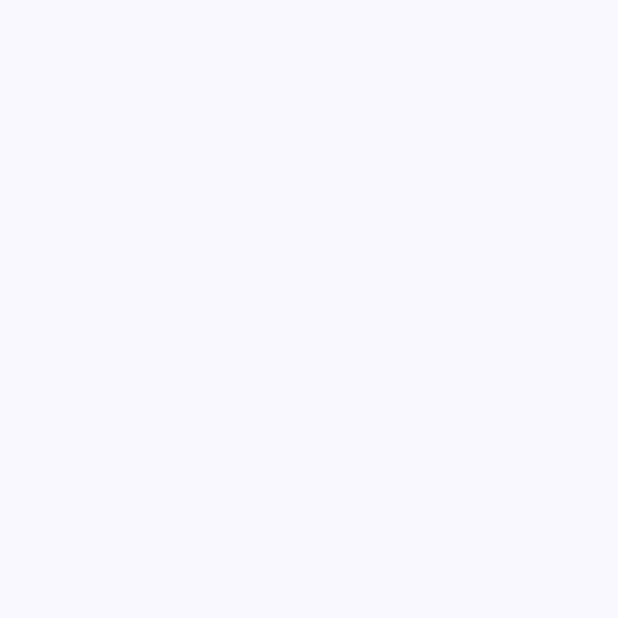
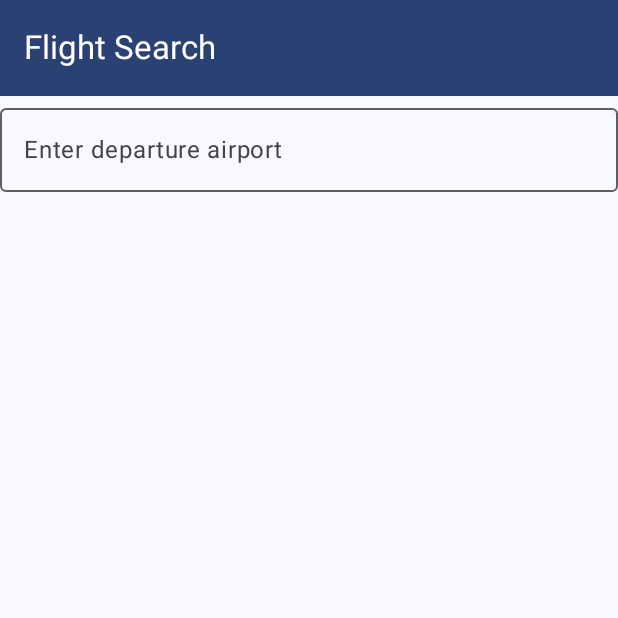
Before and after one commit to AntonVzdor/PracticalWork, an Android app built with Jetpack Compose: the screen it shows after launch (MainActivity), on a phone screen of 412 x 824 dp, the top half of it. Before the commit the part shown is empty. Run offline under Robolectric (Android 15) with nearby library versions, the phone set to English and light mode, and no system bars.

Commit message:
16 практическая. начало. первые наброски UI.

```diff
--- a/app/src/main/java/com/example/practicalwork/MainActivity.kt
+++ b/app/src/main/java/com/example/practicalwork/MainActivity.kt
@@ -8,6 +8,7 @@ import androidx.compose.foundation.layout.fillMaxSize
 import androidx.compose.material3.MaterialTheme
 import androidx.compose.material3.Surface
 import androidx.compose.ui.Modifier
+import com.example.practicalwork.uiScreen.MainScreenApp
 import com.example.practicalwork.ui.theme.PracticalWorkTheme
 
 class MainActivity : ComponentActivity() {
@@ -19,7 +20,7 @@ class MainActivity : ComponentActivity() {
                 Surface(
                     modifier = Modifier.fillMaxSize(),
                     color = MaterialTheme.colorScheme.background){
-
+                    MainScreenApp()
                 }
             }
         }
--- /dev/null
+++ b/app/src/main/java/com/example/practicalwork/uiScreen/TopBarApp.kt
@@ -0,0 +1,20 @@
+package com.example.practicalwork.uiScreen
+
+import androidx.compose.material3.ExperimentalMaterial3Api
+import androidx.compose.material3.MaterialTheme
+import androidx.compose.material3.Text
+import androidx.compose.material3.TopAppBar
+import androidx.compose.material3.TopAppBarDefaults
+import androidx.compose.runtime.Composable
+
+@OptIn(ExperimentalMaterial3Api::class)
+@Composable
+fun TopBarMainScreen(){
+    TopAppBar(
+        title = {Text(text = "Flight Search")},
+        colors = TopAppBarDefaults.topAppBarColors(
+            containerColor = MaterialTheme.colorScheme.primary,
+            titleContentColor = MaterialTheme.colorScheme.onPrimary
+        )
+    )
+}
--- /dev/null
+++ b/app/src/main/java/com/example/practicalwork/uiScreen/mainScreen.kt
@@ -0,0 +1,40 @@
+package com.example.practicalwork.uiScreen
+
+import androidx.compose.foundation.layout.Column
+import androidx.compose.foundation.layout.fillMaxWidth
+import androidx.compose.foundation.lazy.LazyColumn
+import androidx.compose.material3.OutlinedTextField
+import androidx.compose.material3.Text
+import androidx.compose.runtime.Composable
+import androidx.compose.runtime.getValue
+import androidx.compose.runtime.mutableStateOf
+import androidx.compose.runtime.remember
+import androidx.compose.runtime.setValue
+import androidx.compose.ui.Modifier
+import androidx.compose.ui.tooling.preview.Preview
+
+@Composable
+fun MainScreenApp(){
+
+    var query by remember { mutableStateOf("") }
+
+    Column {
+        TopBarMainScreen()
+
+        OutlinedTextField(
+            value = query,
+            onValueChange = { query = it },
+            label = { Text("Enter departure airport") },
+            modifier = Modifier.fillMaxWidth()
+        )
+        LazyColumn {
+
+        }
+    }
+}
+
+@Preview
+@Composable
+fun PreviewScreen(){
+    MainScreenApp()
+}
```
